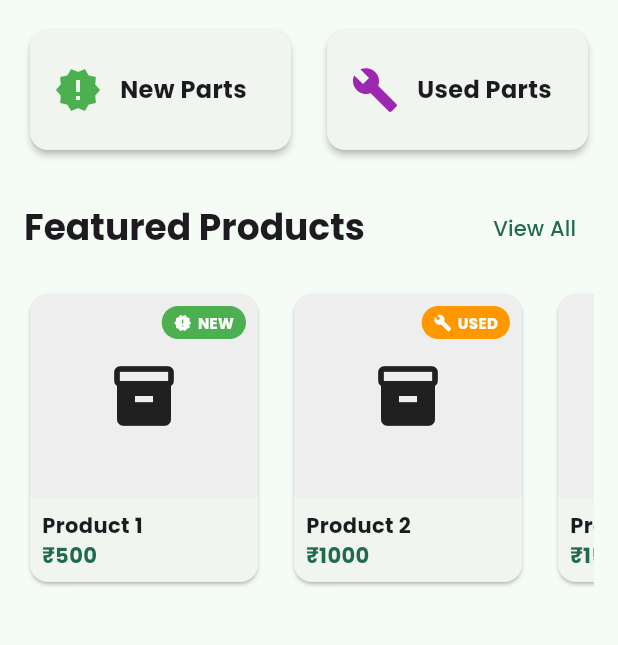
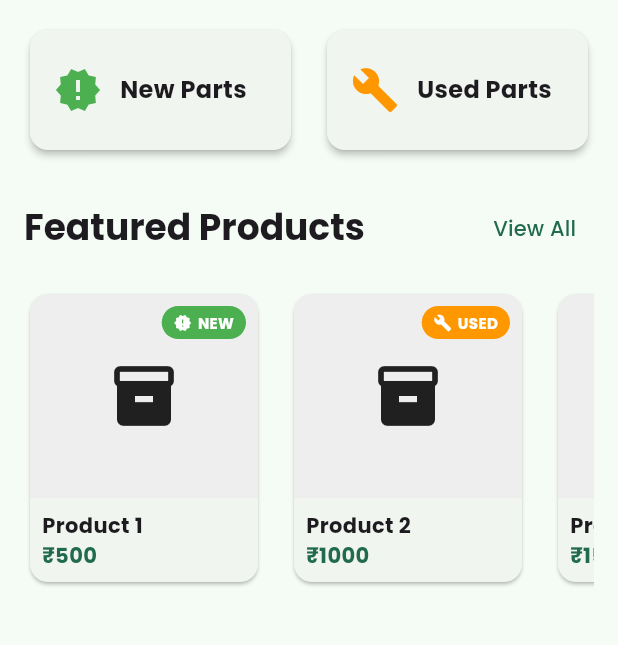
Before and after one commit to RejishJ/autospare-marketplace, a Flutter app: the screen it shows after launch, on a phone screen of 412 x 824 dp, the part 84-729 px from its top. Run offline on Flutter 3.47's test engine with Material 3 defaults, Android fonts, the phone set to English and light mode, and no system bars; our stand-ins replace google_fonts.

Commit message:
Fix color consistency: Change Used Parts category to orange to match USED badges

```diff
--- a/customer_app/lib/main.dart
+++ b/customer_app/lib/main.dart
@@ -120,7 +120,7 @@ class HomePage extends StatelessWidget {
               ),
               const SizedBox(width: 16),
               Expanded(
-                child: _buildRectangularCard(context, 'Used Parts', Icons.build, Colors.purple),
+                child: _buildRectangularCard(context, 'Used Parts', Icons.build, Colors.orange),
               ),
             ],
           ),
```
